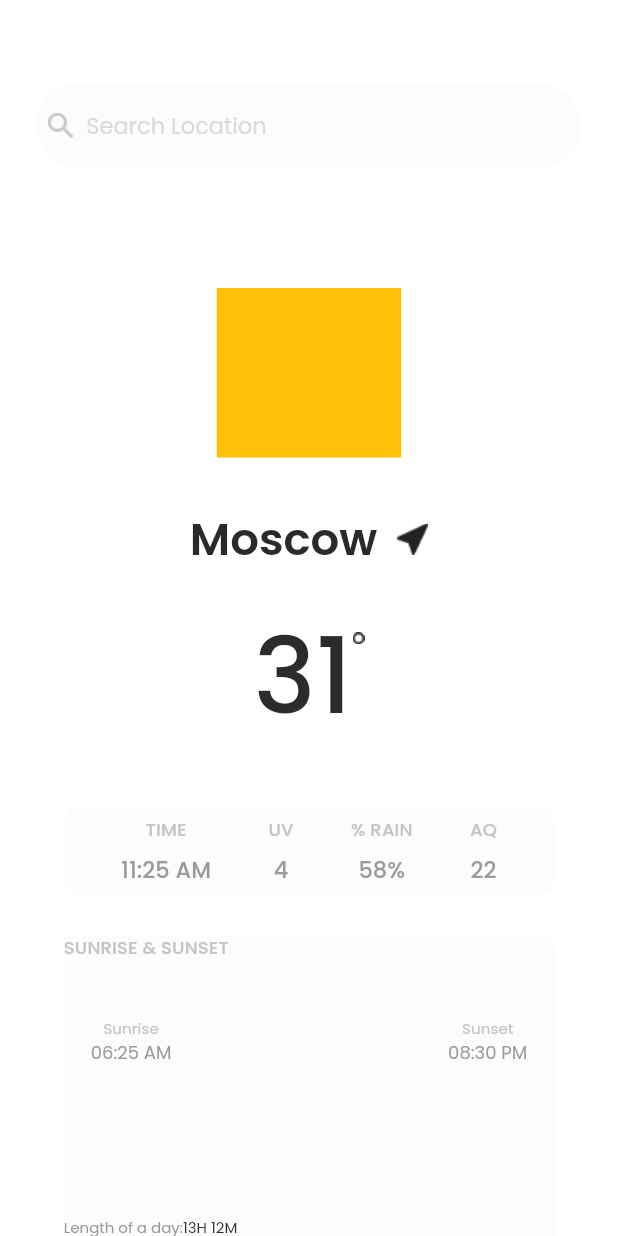
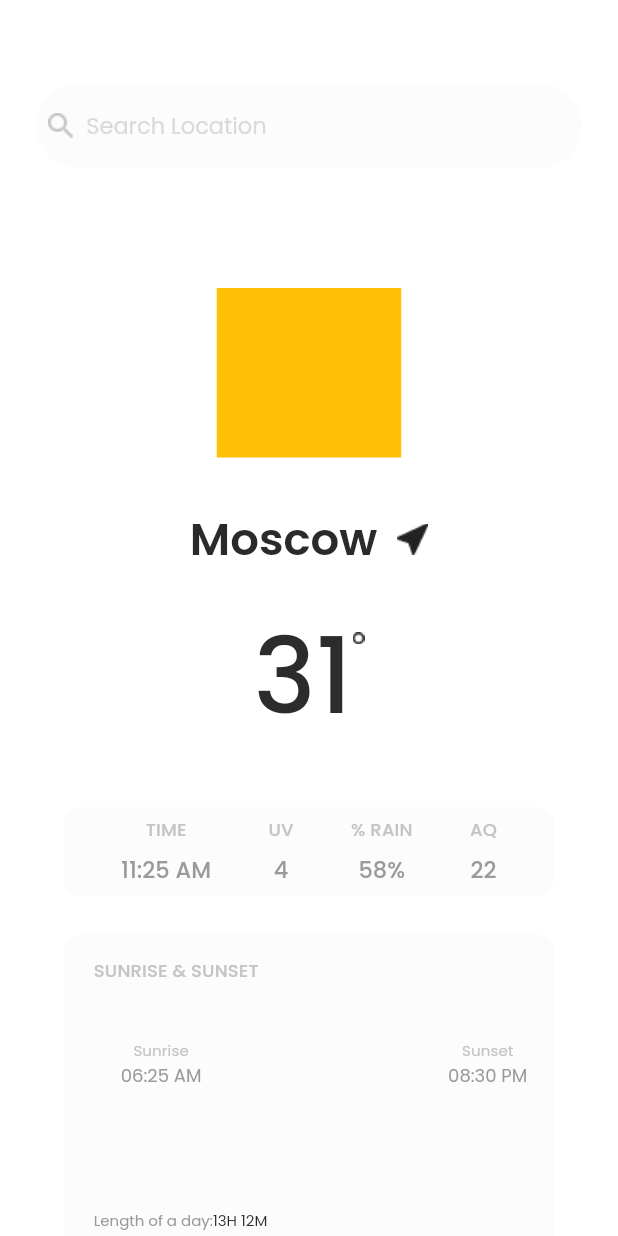
Before and after one commit to theivmatic/weather_api, a Flutter app: the screen it shows after launch, on a phone screen of 412 x 824 dp. Run offline on Flutter 3.47's test engine with Material 2 defaults, Android fonts, the phone set to English and light mode, and no system bars; our stand-ins replace flutter_bloc.

Commit message:
corrected some paddings

```diff
--- a/lib/src/feature/presentation/widgets/sunrise_and_sunset.dart
+++ b/lib/src/feature/presentation/widgets/sunrise_and_sunset.dart
@@ -8,6 +8,7 @@ class SunriseAndSunsetWidget extends StatelessWidget {
   @override
   Widget build(BuildContext context) {
     return Container(
+      padding: const EdgeInsets.fromLTRB(20, 15, 0, 0),
       width: 327,
       height: 229,
       decoration: BoxDecoration(
@@ -64,7 +65,7 @@ class SunriseAndSunsetWidget extends StatelessWidget {
               ],
             ),
           ),
-          const SizedBox(height: 100),
+          const SizedBox(height: 80),
           Row(
             children: [
               Text(
```
